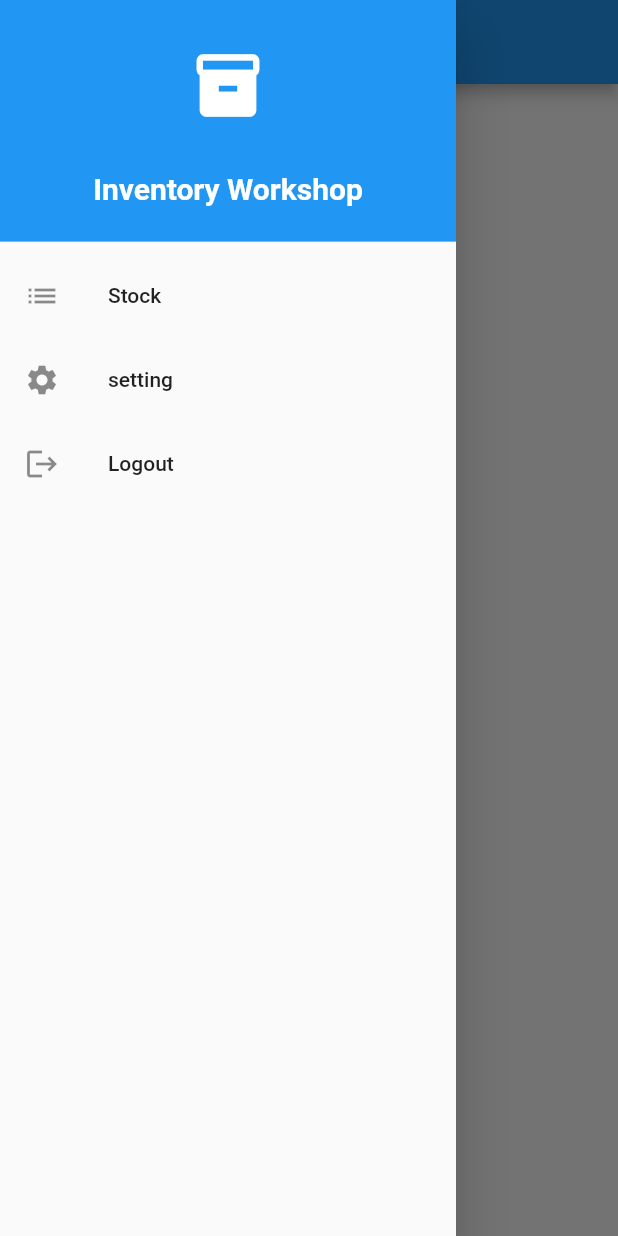
After one commit to build-smile/flutter_workshop_day2, a Flutter app: the HomeScreen screen opened by its route, with the side drawer open, on a phone screen of 412 x 824 dp. The commit adds this screen. Run offline on Flutter 3.47's test engine with Material 2 defaults, Android fonts, the phone set to English and light mode, and no system bars; our stand-ins replace shared_preferences; accounts and stored records are empty.

Commit message:
home drawer/login sharepreference

```diff
--- a/lib/main.dart
+++ b/lib/main.dart
@@ -1,4 +1,5 @@
 import 'package:flutter/material.dart';
+import 'package:flutter_workshop/pages/home.dart';
 import 'package:flutter_workshop/pages/login.dart';
 import 'package:flutter_workshop/pages/register.dart';
 
@@ -12,7 +13,10 @@ class MyApp extends StatelessWidget {
   @override
   Widget build(BuildContext context) {
     return MaterialApp(
-      routes: {'/register': (context) => RegisterScreen()},
+      routes: {
+        '/register': (context) => RegisterScreen(),
+        '/home': (context) => HomeScreen()
+      },
       home: LoginScreen(),
     );
   }
--- /dev/null
+++ b/lib/pages/StockList.dart
@@ -0,0 +1,15 @@
+import 'package:flutter/material.dart';
+
+class StockList extends StatefulWidget {
+  const StockList({Key? key}) : super(key: key);
+
+  @override
+  State<StockList> createState() => _StockListState();
+}
+
+class _StockListState extends State<StockList> {
+  @override
+  Widget build(BuildContext context) {
+    return Container();
+  }
+}
--- /dev/null
+++ b/lib/pages/home.dart
@@ -0,0 +1,80 @@
+import 'package:flutter/material.dart';
+import 'package:flutter_workshop/pages/StockList.dart';
+
+class HomeScreen extends StatefulWidget {
+  const HomeScreen({Key? key}) : super(key: key);
+
+  @override
+  State<HomeScreen> createState() => _HomeScreenState();
+}
+
+class _HomeScreenState extends State<HomeScreen> {
+  int _selectedIndex = 0;
+  List<Widget> pages = [
+    StockList(),
+    Center(
+      child: Text('Setting'),
+    )
+  ];
+  @override
+  Widget build(BuildContext context) {
+    return Scaffold(
+      appBar: AppBar(
+        title: Text('Inventory'),
+      ),
+      body: pages[_selectedIndex],
+      drawer: Drawer(
+        child: ListView(
+          children: [
+            DrawerHeader(
+              decoration: BoxDecoration(color: Colors.blue),
+              child: Column(
+                mainAxisAlignment: MainAxisAlignment.spaceAround,
+                children: [
+                  Icon(
+                    Icons.inventory,
+                    size: 50,
+                    color: Colors.white,
+                  ),
+                  Text(
+                    'Inventory Workshop',
+                    style: TextStyle(
+                      color: Colors.white,
+                      fontSize: 20,
+                      fontWeight: FontWeight.bold,
+                    ),
+                  )
+                ],
+              ),
+            ),
+            ListTile(
+              leading: Icon(Icons.list),
+              title: Text('Stock'),
+              onTap: () {
+                selectIndex(0);
+              },
+            ),
+            ListTile(
+              leading: Icon(Icons.settings),
+              title: Text('setting'),
+              onTap: () {
+                selectIndex(1);
+              },
+            ),
+            ListTile(
+              leading: Icon(Icons.logout),
+              title: Text('Logout'),
+            )
+          ],
+        ),
+      ),
+    );
+  }
+
+  selectIndex(int index) {
+    setState(() {
+      _selectedIndex = index;
+      Navigator.pop(context);
+    });
+  }
+}
```
Also changed, not shown: lib/models/login.dart (added, +37 -0 lines), lib/networks/userAPI.dart (+29 -0 lines), lib/pages/login.dart (+14 -2 lines).
